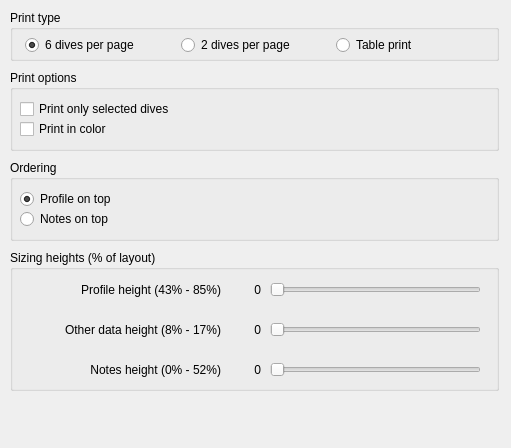
Before: the Qt Designer form qt-ui/printoptions.ui in subsurface/subsurface, drawn with Qt 5.
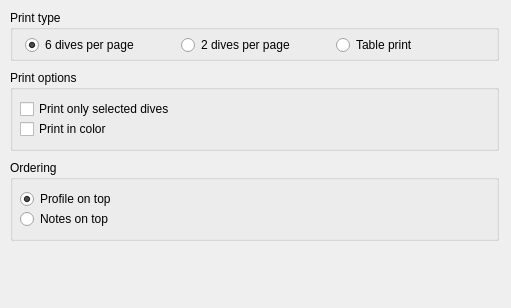
After: the same form once the commit is applied.

Commit message:
Print: remove the height sliders from the PrintOptions class
These were hidden and we don't really support them because
our print layouting is not that flexible in Qt!

Note: printoptions.ui is now converted to UNIX line breaks.

```diff
--- a/qt-ui/printoptions.ui
+++ b/qt-ui/printoptions.ui
@@ -7,7 +7,7 @@
     <x>0</x>
     <y>0</y>
     <width>511</width>
-    <height>448</height>
+    <height>308</height>
    </rect>
   </property>
   <widget class="QGroupBox" name="printOptions">
@@ -206,190 +206,6 @@
     </property>
    </widget>
   </widget>
-  <widget class="QGroupBox" name="sizingHeights">
-   <property name="geometry">
-    <rect>
-     <x>10</x>
-     <y>250</y>
-     <width>489</width>
-     <height>141</height>
-    </rect>
-   </property>
-   <property name="title">
-    <string>Sizing heights (% of layout)</string>
-   </property>
-   <widget class="QSlider" name="sliderPHeight">
-    <property name="geometry">
-     <rect>
-      <x>260</x>
-      <y>30</y>
-      <width>211</width>
-      <height>20</height>
-     </rect>
-    </property>
-    <property name="minimum">
-     <number>43</number>
-    </property>
-    <property name="maximum">
-     <number>85</number>
-    </property>
-    <property name="orientation">
-     <enum>Qt::Horizontal</enum>
-    </property>
-   </widget>
-   <widget class="QLabel" name="labelPHeight">
-    <property name="geometry">
-     <rect>
-      <x>10</x>
-      <y>30</y>
-      <width>201</width>
-      <height>20</height>
-     </rect>
-    </property>
-    <property name="sizePolicy">
-     <sizepolicy hsizetype="Expanding" vsizetype="Preferred">
-      <horstretch>0</horstretch>
-      <verstretch>0</verstretch>
-     </sizepolicy>
-    </property>
-    <property name="text">
-     <string>Profile height (43% - 85%)</string>
-    </property>
-    <property name="alignment">
-     <set>Qt::AlignRight|Qt::AlignTrailing|Qt::AlignVCenter</set>
-    </property>
-   </widget>
-   <widget class="QLabel" name="labelOHeight">
-    <property name="geometry">
-     <rect>
-      <x>10</x>
-      <y>70</y>
-      <width>201</width>
-      <height>20</height>
-     </rect>
-    </property>
-    <property name="sizePolicy">
-     <sizepolicy hsizetype="Expanding" vsizetype="Preferred">
-      <horstretch>0</horstretch>
-      <verstretch>0</verstretch>
-     </sizepolicy>
-    </property>
-    <property name="text">
-     <string>Other data height (8% - 17%)</string>
-    </property>
-    <property name="alignment">
-     <set>Qt::AlignRight|Qt::AlignTrailing|Qt::AlignVCenter</set>
-    </property>
-   </widget>
-   <widget class="QSlider" name="sliderOHeight">
-    <property name="geometry">
-     <rect>
-      <x>260</x>
-      <y>70</y>
-      <width>211</width>
-      <height>20</height>
-     </rect>
-    </property>
-    <property name="minimum">
-     <number>8</number>
-    </property>
-    <property name="maximum">
-     <number>17</number>
-    </property>
-    <property name="orientation">
-     <enum>Qt::Horizontal</enum>
-    </property>
-   </widget>
-   <widget class="QSlider" name="sliderNHeight">
-    <property name="geometry">
-     <rect>
-      <x>260</x>
-      <y>110</y>
-      <width>211</width>
-      <height>20</height>
-     </rect>
-    </property>
-    <property name="maximum">
-     <number>52</number>
-    </property>
-    <property name="orientation">
-     <enum>Qt::Horizontal</enum>
-    </property>
-   </widget>
-   <widget class="QLabel" name="labelNHeight">
-    <property name="geometry">
-     <rect>
-      <x>10</x>
-      <y>110</y>
-      <width>201</width>
-      <height>20</height>
-     </rect>
-    </property>
-    <property name="sizePolicy">
-     <sizepolicy hsizetype="Expanding" vsizetype="Preferred">
-      <horstretch>0</horstretch>
-      <verstretch>0</verstretch>
-     </sizepolicy>
-    </property>
-    <property name="layoutDirection">
-     <enum>Qt::LeftToRight</enum>
-    </property>
-    <property name="text">
-     <string>Notes height (0% - 52%)</string>
-    </property>
-    <property name="alignment">
-     <set>Qt::AlignRight|Qt::AlignTrailing|Qt::AlignVCenter</set>
-    </property>
-   </widget>
-   <widget class="QLabel" name="valuePHeight">
-    <property name="geometry">
-     <rect>
-      <x>220</x>
-      <y>30</y>
-      <width>31</width>
-      <height>20</height>
-     </rect>
-    </property>
-    <property name="text">
-     <string>0</string>
-    </property>
-    <property name="alignment">
-     <set>Qt::AlignRight|Qt::AlignTrailing|Qt::AlignVCenter</set>
-    </property>
-   </widget>
-   <widget class="QLabel" name="valueOHeight">
-    <property name="geometry">
-     <rect>
-      <x>220</x>
-      <y>70</y>
-      <width>31</width>
-      <height>20</height>
-     </rect>
-    </property>
-    <property name="text">
-     <string>0</string>
-    </property>
-    <property name="alignment">
-     <set>Qt::AlignRight|Qt::AlignTrailing|Qt::AlignVCenter</set>
-    </property>
-   </widget>
-   <widget class="QLabel" name="valueNHeight">
-    <property name="geometry">
-     <rect>
-      <x>220</x>
-      <y>110</y>
-      <width>31</width>
-      <height>20</height>
-     </rect>
-    </property>
-    <property name="text">
-     <string>0</string>
-    </property>
-    <property name="alignment">
-     <set>Qt::AlignRight|Qt::AlignTrailing|Qt::AlignVCenter</set>
-    </property>
-   </widget>
-  </widget>
  </widget>
  <tabstops>
   <tabstop>radioSixDives</tabstop>
```
Left out of the diff: 3 changed lines with no effect on the pictures. The commit also changes 2 other files.
